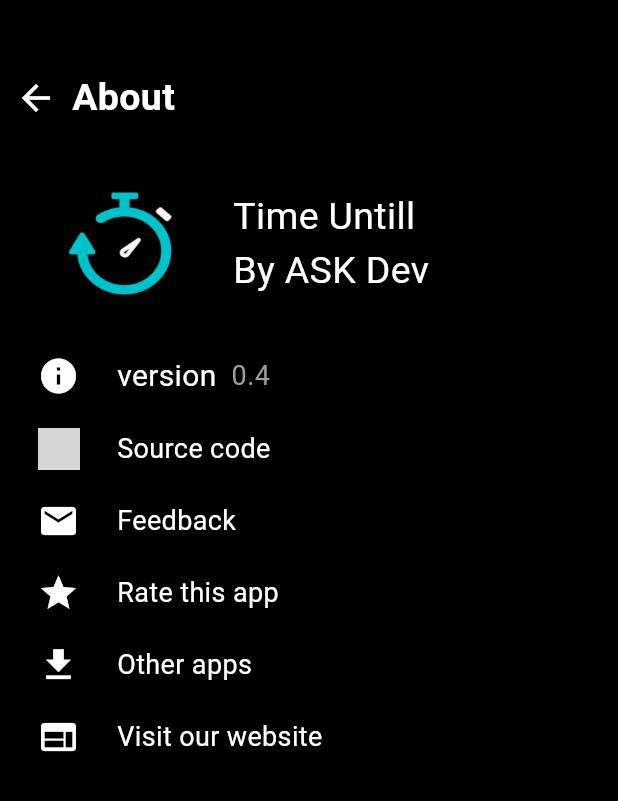
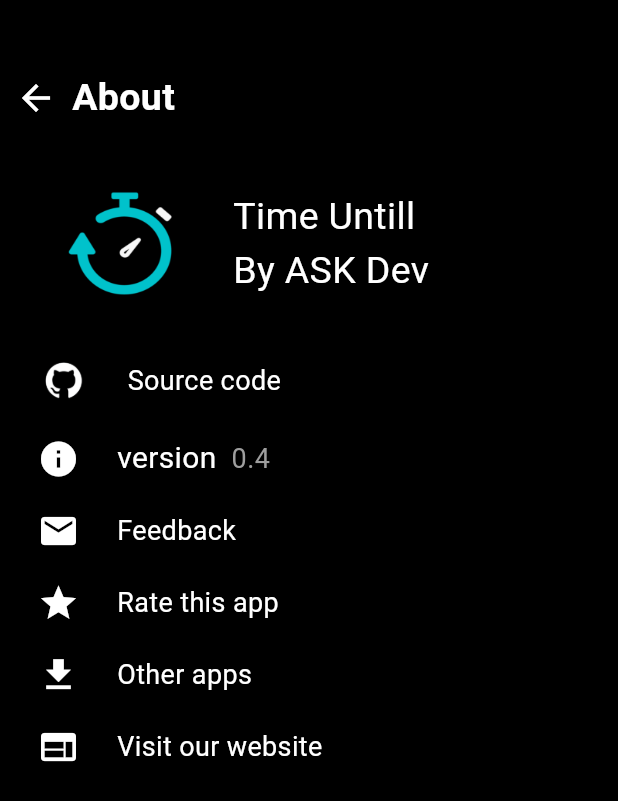
Before and after one commit to ask-org/pomo-timer, a Flutter app: the AboutUs screen opened directly, on a phone screen of 412 x 824 dp. Shown: the top 801 px of the screen. Run offline on Flutter 3.47's test engine with Material 3 defaults, Android fonts, the phone set to English and light mode, and no system bars; our stand-ins replace hive, hive_flutter, permission_handler, vibration; accounts and stored records are empty; grey boxes are pictures that could not be loaded.

```diff
--- a/lib/pages/about_us.dart
+++ b/lib/pages/about_us.dart
@@ -70,6 +70,27 @@ class AboutUs extends StatelessWidget {
                     ),
                     Row(
                       children: [
+                        SizedBox(
+                            height: 35,
+                            width: 35,
+                            child: Image.asset(
+                              "assets/images/github.png",
+                              fit: BoxFit.fill,
+                            )),
+                        const SizedBox(
+                          width: 25,
+                        ),
+                        Text(
+                          "Source code",
+                          style: TextStyle(color: textColor, fontSize: 18),
+                        )
+                      ],
+                    ),
+                    const SizedBox(
+                      height: 20,
+                    ),
+                    Row(
+                      children: [
                         Icon(
                           Icons.info,
                           color: textColor,
@@ -94,26 +115,6 @@ class AboutUs extends StatelessWidget {
                             )
                           ],
                         ),
-                      ],
-                    ),
-                    const SizedBox(
-                      height: 20,
-                    ),
-                    Row(
-                      children: [
-                        SizedBox(
-                          height: 28,
-                          width: 28,
-                          child: Image.network(
-                              'https://avatars.githubusercontent.com/u/9919?s=280&v=4'),
-                        ),
-                        const SizedBox(
-                          width: 25,
-                        ),
-                        Text(
-                          "Source code",
-                          style: TextStyle(color: textColor, fontSize: 18),
-                        )
                       ],
                     ),
                     const SizedBox(
--- a/lib/pages/add_task.dart
+++ b/lib/pages/add_task.dart
@@ -37,7 +37,8 @@ class _AddTaskState extends State<AddTask> {
     double screenHeight = MediaQuery.of(context).size.height;
     return Scaffold(
         backgroundColor: Colors.black,
-        body: Stack(
+        body: SingleChildScrollView(
+          child: Stack(
             children: [
               Container(
                 padding: EdgeInsets.only(
@@ -130,16 +131,19 @@ class _AddTaskState extends State<AddTask> {
                                                           maxLines: 2,
                                                           overflow: TextOverflow
                                                               .ellipsis,
-                                                        style: const TextStyle(
+                                                          style:
+                                                              const TextStyle(
                                                             fontSize: 14,
                                                             color: Colors.grey,
                                                           )),
                                                       leading: Text(
-                                                        formatTime(tasks.time),
-                                                        style: const TextStyle(
+                                                          formatTime(
+                                                              tasks.time),
+                                                          style:
+                                                              const TextStyle(
                                                                   fontSize: 14,
-                                                            color:
-                                                                Colors.white)),
+                                                                  color: Colors
+                                                                      .white)),
                                                     ),
                                                   ),
                                                 );
@@ -175,6 +179,7 @@ class _AddTaskState extends State<AddTask> {
                     ],
                   )),
             ],
+          ),
         ));
   }
 }
--- a/pubspec.yaml
+++ b/pubspec.yaml
@@ -68,6 +68,7 @@ flutter:
     - assets/images/ask_dev.jpeg
     - assets/images/time_untill.png
     - assets/images/time_untill_small.png
+    - assets/images/github.png
 
   # An image asset can refer to one or more resolution-specific "variants", see
   # https://flutter.dev/assets-and-images/#resolution-aware
```
Also changed, not shown: assets/images/github.png (added). Lines whose indentation alone changed are shown as unchanged.
